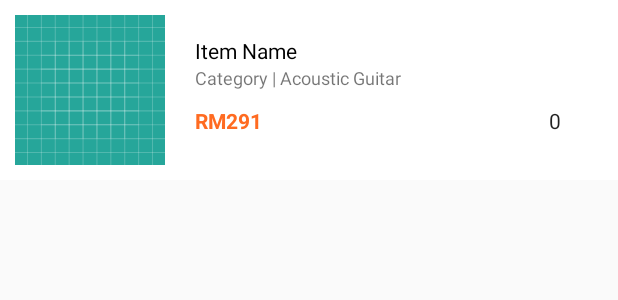
After one commit to wayneng6010/guitar_story_app, an Android app: the layout item_cart.xml on its own in the app's theme, with its tools: preview values and no code run, on a phone screen of 412 x 824 dp. The commit adds this screen. Shown: the top 300 px of the screen. Run offline under Robolectric (Android 15) with nearby library versions, the phone set to English and light mode, and no system bars.

Commit message:
working on cart page

```diff
--- a/app/src/main/AndroidManifest.xml
+++ b/app/src/main/AndroidManifest.xml
@@ -9,14 +9,15 @@
         android:roundIcon="@mipmap/ic_launcher_round"
         android:supportsRtl="true"
         android:theme="@style/AppTheme">
-        <activity android:name=".TaskListActivity">
+        <activity android:name=".ItemListActivity">
             <intent-filter>
                 <action android:name="android.intent.action.MAIN" />
 
                 <category android:name="android.intent.category.LAUNCHER" />
             </intent-filter>
         </activity>
-        <activity android:name=".ItemDetailsActivity"></activity>
+        <activity android:name=".ItemDetailsActivity" />
+        <activity android:name=".CartActivity"></activity>
     </application>
 
 </manifest>
--- a/app/src/main/java/com/inti/student/criminalintent/ItemDetailsActivity.java
+++ b/app/src/main/java/com/inti/student/criminalintent/ItemDetailsActivity.java
@@ -2,6 +2,7 @@ package com.inti.student.criminalintent;
 
 import android.app.AlertDialog;
 import android.content.DialogInterface;
+import android.content.Intent;
 import android.support.v7.app.AppCompatActivity;
 import android.os.Bundle;
 import android.text.InputType;
@@ -71,6 +72,7 @@ public class ItemDetailsActivity extends AppCompatActivity {
                                 int itemQty = itemQtyNp.getValue();
                                 itemPurchase = datasource.createItemPurchase(String.valueOf(itemUUID), itemQty, "pending");
                                 Toast.makeText(getApplicationContext(),"Added to Cart",Toast.LENGTH_SHORT).show();
+                                startActivity(new Intent(ItemDetailsActivity.this,CartActivity.class));
                             }
                         })
                         .setNegativeButton("Cancel", null)
--- a/app/src/main/java/com/inti/student/criminalintent/TaskListActivity.java
+++ b/app/src/main/java/com/inti/student/criminalintent/ItemListActivity.java
@@ -2,9 +2,9 @@ package com.inti.student.criminalintent;
 
 import android.support.v4.app.Fragment;
 
-public class TaskListActivity extends SingleFragmentActivity{
+public class ItemListActivity extends SingleFragmentActivity{
     @Override
     protected Fragment createFragment() {
-        return new TaskListFragment();
+        return new ItemListFragment();
     }
 }
--- a/app/src/main/java/com/inti/student/criminalintent/ItemPurchaseDataSource.java
+++ b/app/src/main/java/com/inti/student/criminalintent/ItemPurchaseDataSource.java
@@ -52,8 +52,8 @@ public class ItemPurchaseDataSource {
                 + " = " + id, null);
     }
 
-    public List<ItemPurchase> getAllItemPurchase(){
-        List<ItemPurchase> comments = new ArrayList<ItemPurchase>();
+    public ArrayList<ItemPurchase> getAllItemPurchase(){
+        ArrayList<ItemPurchase> comments = new ArrayList<ItemPurchase>();
 
         Cursor cursor = database.query(MySQLiteHelper.TABLE_ITEM_PURCHASE, allColumns,
                 null, null, null, null, null);
--- /dev/null
+++ b/app/src/main/res/layout/item_cart.xml
@@ -0,0 +1,76 @@
+<?xml version="1.0" encoding="utf-8"?>
+<RelativeLayout xmlns:android="http://schemas.android.com/apk/res/android"
+    xmlns:app="http://schemas.android.com/apk/res-auto"
+    xmlns:tools="http://schemas.android.com/tools"
+    android:layout_width="match_parent"
+    android:layout_height="120dp"
+    android:background="?attr/colorBackgroundFloating"
+    tools:context=".CartActivity">
+
+    <RelativeLayout
+        android:layout_width="match_parent"
+        android:layout_height="match_parent">
+
+        <ImageView
+            android:id="@+id/cart_item_image"
+            android:layout_width="100dp"
+            android:layout_height="100dp"
+            android:layout_centerVertical="true"
+            android:layout_marginLeft="10dp"
+            android:contentDescription="item_image"
+            android:src="@drawable/ic_launcher_background" />
+
+        <RelativeLayout
+            android:id="@+id/cart_upper_layout"
+            android:layout_width="match_parent"
+            android:layout_height="wrap_content"
+            android:layout_centerVertical="true"
+            android:layout_marginLeft="130dp"
+            android:paddingRight="10dp">
+
+            <TextView
+                android:id="@+id/cart_item_name"
+                android:layout_width="wrap_content"
+                android:layout_height="wrap_content"
+                android:textColor="@color/black"
+                android:text="Item Name" />
+
+            <TextView
+                android:id="@+id/cart_item_category"
+                android:layout_width="wrap_content"
+                android:layout_height="wrap_content"
+                android:layout_below="@+id/cart_item_name"
+                android:textSize="12sp"
+                android:text="Category | Acoustic Guitar" />
+
+            <RelativeLayout
+                android:layout_width="match_parent"
+                android:layout_height="wrap_content"
+                android:layout_below="@+id/cart_item_category"
+                android:layout_centerVertical="true"
+                android:layout_marginTop="5dp">
+
+                <TextView
+                    android:id="@+id/cart_item_price"
+                    android:layout_width="wrap_content"
+                    android:layout_height="wrap_content"
+                    android:layout_centerVertical="true"
+                    android:textColor="#ff6b21"
+                    android:textStyle="bold"
+                    android:text="RM291" />
+
+                <NumberPicker
+                    android:id="@+id/cart_item_quantity"
+                    android:layout_width="wrap_content"
+                    android:layout_height="30dp"
+                    android:layout_alignParentEnd="true"
+                    android:layout_alignParentRight="true"
+                    android:layout_alignParentTop="true"></NumberPicker>
+
+            </RelativeLayout>
+
+        </RelativeLayout>
+
+    </RelativeLayout>
+
+</RelativeLayout>
```
Also changed, not shown: app/src/main/java/com/inti/student/criminalintent/CartActivity.java (added, +152 -0 lines), app/src/main/java/com/inti/student/criminalintent/CartFragment.java (added, +144 -0 lines), app/src/main/java/com/inti/student/criminalintent/ItemListFragment.java (renamed from app/src/main/java/com/inti/student/criminalintent/TaskListFragment.java, +2 -13 lines), app/src/main/res/layout/recyclerview_item_cart.xml (added, +11 -0 lines), app/src/main/res/layout/item_list.xml (renamed from app/src/main/res/layout/list_item.xml).
